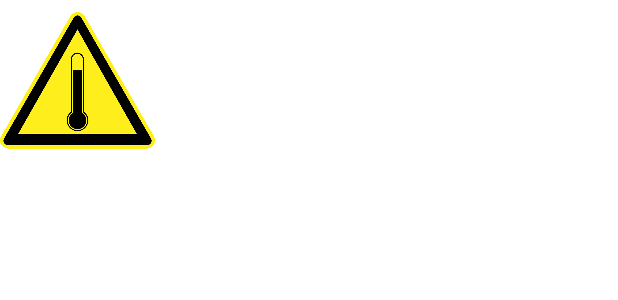
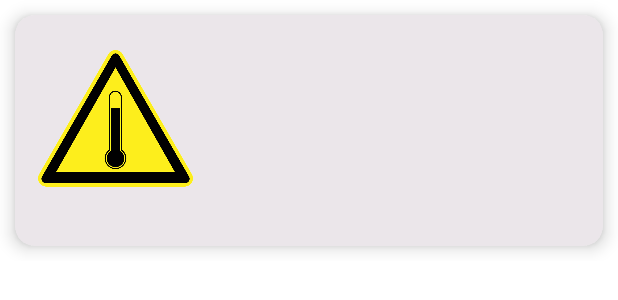
Before and after one commit to Ivan-Montes/IvanMontes_PFC, an Android app: the layout warn_line.xml on its own in the app's theme, with its tools: preview values and no code run, on a phone screen of 412 x 824 dp. Shown: the top 300 px of the screen. Run offline under Robolectric (Android 15) with nearby library versions, the phone set to English and light mode, and no system bars.

Commit message:
Some pending tasks

```diff
--- a/app/src/main/java/com/pfc/activities/RequestActivity.java
+++ b/app/src/main/java/com/pfc/activities/RequestActivity.java
@@ -117,6 +117,7 @@ public class RequestActivity extends AppCompatActivity {
                     rq.setDescription(doc.getString("Description"));
                     rq.setLocation(doc.getGeoPoint("Location"));
                     rq.setCreationDate(doc.getTimestamp("CreationDate"));
+                    rq.setMail(doc.getString("Mail"));
                     return rq;
                 })
                 //.filter(Request::isStatus)
@@ -287,6 +288,7 @@ public class RequestActivity extends AppCompatActivity {
                     String title = bundle.getString("title");
                     String descrip = bundle.getString("descrip");
                     String requestor = FirebaseAuth.getInstance().getUid();
+                    String mail = FirebaseAuth.getInstance().getCurrentUser().getEmail();
 
                     boolean checkTitle = Checkers.checkRequestTitle(title);
                     boolean checkDescrip = Checkers.checkRequestDescription(descrip);
@@ -302,6 +304,7 @@ public class RequestActivity extends AppCompatActivity {
                         mapNewRequest.put("Location", ubik);
                         mapNewRequest.put("CreationDate", new Timestamp(new Date()));
                         mapNewRequest.put("Status", true);
+                        mapNewRequest.put("Mail",mail);
 
 
                         Objects.requireNonNull(DbLittleHelperFactory
--- a/app/src/main/res/layout/warn_line.xml
+++ b/app/src/main/res/layout/warn_line.xml
@@ -5,14 +5,42 @@
     android:layout_width="match_parent"
     android:layout_height="wrap_content">
 
+    <androidx.cardview.widget.CardView
+        android:id="@+id/cvWarn"
+        android:layout_width="match_parent"
+        android:layout_height="wrap_content"
+        android:layout_margin="10dp"
+        app:cardBackgroundColor="@color/hueso"
+        app:cardCornerRadius="13dp"
+        app:cardElevation="7dp"
+        app:contentPadding="15dp"
+        app:layout_constraintBottom_toBottomOf="parent"
+        app:layout_constraintEnd_toEndOf="parent"
+        app:layout_constraintStart_toStartOf="parent"
+        app:layout_constraintTop_toTopOf="parent">
+
+
+        <androidx.constraintlayout.widget.ConstraintLayout
+            android:layout_width="match_parent"
+            android:layout_height="match_parent">
+
             <TextView
-        android:id="@+id/tvWarnTitle"
+                android:id="@+id/tvNivel"
                 android:layout_width="wrap_content"
                 android:layout_height="wrap_content"
                 android:layout_marginStart="16dp"
                 android:layout_marginTop="8dp"
                 app:layout_constraintStart_toEndOf="@+id/ivWarnImg"
-        app:layout_constraintTop_toTopOf="parent" />
+                app:layout_constraintTop_toBottomOf="@+id/tvFechaInicio" />
+
+            <TextView
+                android:id="@+id/tvFechaFin"
+                android:layout_width="wrap_content"
+                android:layout_height="wrap_content"
+                android:layout_marginStart="100dp"
+                android:layout_marginTop="8dp"
+                app:layout_constraintStart_toStartOf="@+id/tvFechaInicio"
+                app:layout_constraintTop_toBottomOf="@+id/tvLugar" />
 
             <ImageView
                 android:id="@+id/ivWarnImg"
@@ -28,13 +56,22 @@
                 tools:srcCompat="@drawable/hightemperature" />
 
             <TextView
-        android:id="@+id/tvLugar"
+                android:id="@+id/tvActivo"
+                android:layout_width="wrap_content"
+                android:layout_height="wrap_content"
+                android:layout_marginStart="100dp"
+                android:layout_marginTop="8dp"
+                app:layout_constraintStart_toEndOf="@+id/tvNivel"
+                app:layout_constraintTop_toBottomOf="@+id/tvFechaInicio" />
+
+            <TextView
+                android:id="@+id/tvWarnTitle"
                 android:layout_width="wrap_content"
                 android:layout_height="wrap_content"
                 android:layout_marginStart="16dp"
                 android:layout_marginTop="8dp"
                 app:layout_constraintStart_toEndOf="@+id/ivWarnImg"
-        app:layout_constraintTop_toBottomOf="@+id/tvWarnTitle" />
+                app:layout_constraintTop_toTopOf="parent" />
 
             <TextView
                 android:id="@+id/tvFechaInicio"
@@ -46,29 +83,15 @@
                 app:layout_constraintTop_toBottomOf="@+id/tvLugar" />
 
             <TextView
-        android:id="@+id/tvFechaFin"
-        android:layout_width="wrap_content"
-        android:layout_height="wrap_content"
-        android:layout_marginStart="100dp"
-        android:layout_marginTop="8dp"
-        app:layout_constraintStart_toStartOf="@+id/tvFechaInicio"
-        app:layout_constraintTop_toBottomOf="@+id/tvLugar" />
-
-    <TextView
-        android:id="@+id/tvNivel"
+                android:id="@+id/tvLugar"
                 android:layout_width="wrap_content"
                 android:layout_height="wrap_content"
                 android:layout_marginStart="16dp"
                 android:layout_marginTop="8dp"
                 app:layout_constraintStart_toEndOf="@+id/ivWarnImg"
-        app:layout_constraintTop_toBottomOf="@+id/tvFechaInicio" />
+                app:layout_constraintTop_toBottomOf="@+id/tvWarnTitle" />
+        </androidx.constraintlayout.widget.ConstraintLayout>
 
-    <TextView
-        android:id="@+id/tvActivo"
-        android:layout_width="wrap_content"
-        android:layout_height="wrap_content"
-        android:layout_marginStart="100dp"
-        android:layout_marginTop="8dp"
-        app:layout_constraintStart_toEndOf="@+id/tvNivel"
-        app:layout_constraintTop_toBottomOf="@+id/tvFechaInicio" />
+    </androidx.cardview.widget.CardView>
+
 </androidx.constraintlayout.widget.ConstraintLayout>
```
Also changed, not shown: app/src/main/java/com/pfc/adapters/ReqAdapter.java (+7 -0 lines), app/src/main/java/com/pfc/pojos/Request.java (+9 -10 lines), app/src/main/res/layout/req_line.xml (+31 -0 lines). Lines whose indentation alone changed are shown as unchanged.
